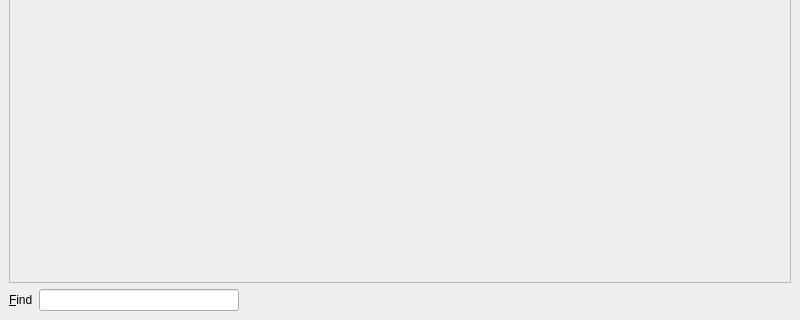
Above: branches/trunk/UI/spot-on-pageviewer.ui from textbrowser/spot-on before the change; both pictures show x 0 to 800 and y 280 to 600 of the 800 by 600 pixel window. Below: the same form after it.
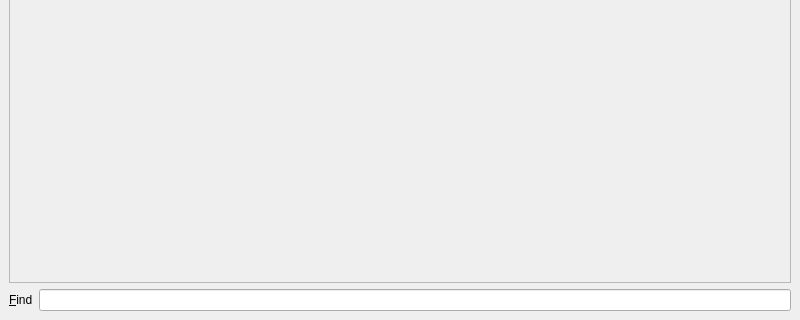
That is the form after the change. Icons and pictures are not drawn.

```diff
--- a/branches/trunk/UI/spot-on-pageviewer.ui
+++ b/branches/trunk/UI/spot-on-pageviewer.ui
@@ -123,39 +123,11 @@
       </item>
       <item>
        <widget class="QLineEdit" name="find">
-        <property name="sizePolicy">
-         <sizepolicy hsizetype="Fixed" vsizetype="Fixed">
-          <horstretch>0</horstretch>
-          <verstretch>0</verstretch>
-         </sizepolicy>
-        </property>
-        <property name="minimumSize">
-         <size>
-          <width>200</width>
-          <height>0</height>
-         </size>
-        </property>
-        <property name="maximumSize">
-         <size>
-          <width>200</width>
-          <height>16777215</height>
-         </size>
+        <property name="toolTip">
+         <string>Please press the Enter key after providing the search text.</string>
         </property>
        </widget>
       </item>
-      <item>
-       <spacer name="horizontalSpacer">
-        <property name="orientation">
-         <enum>Qt::Horizontal</enum>
-        </property>
-        <property name="sizeHint" stdset="0">
-         <size>
-          <width>40</width>
-          <height>20</height>
-         </size>
-        </property>
-       </spacer>
-      </item>
      </layout>
     </item>
    </layout>
```
Left out of the diff: 13 changed lines with no effect on the pictures.
